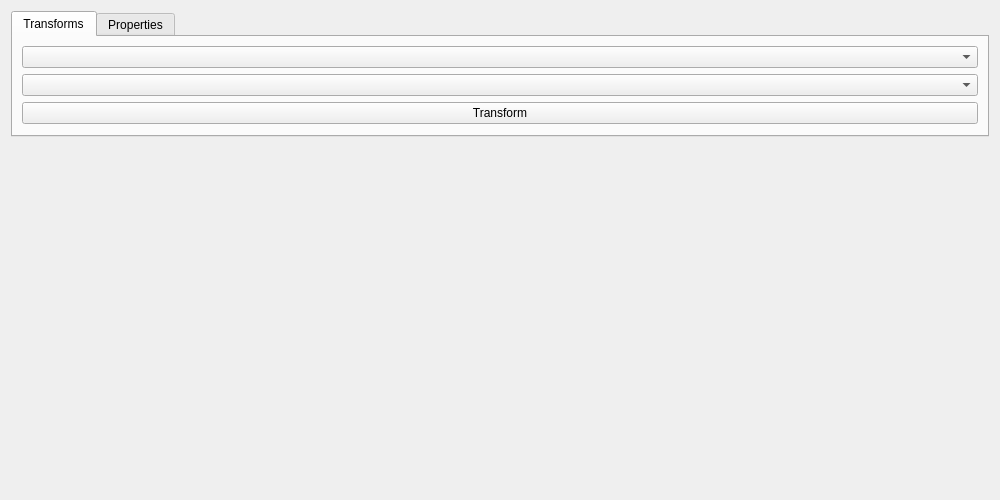
First picture: the form in dgp/gui/ui/transform_tab_widget.ui, repository DynamicGravitySystems/DGP, before the edit.
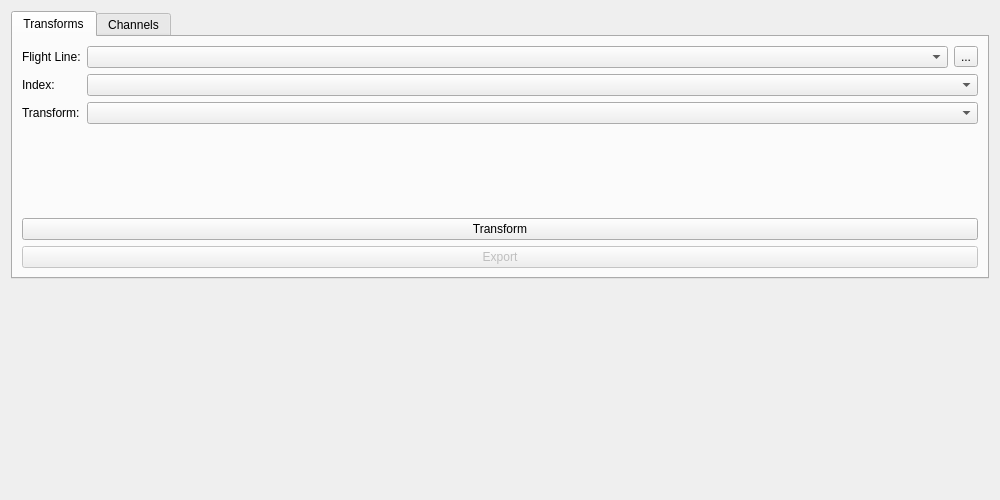
Second picture: the form after the edit. Icons and pictures are not drawn.

Commit message:
Update Transform UI and add functionality.
Enable channel selection for single plot.
Dynamically update combo-boxes for flight selection.
Add basic logging.

Diff of the .ui file:
```diff
--- a/dgp/gui/ui/transform_tab_widget.ui
+++ b/dgp/gui/ui/transform_tab_widget.ui
@@ -46,10 +46,56 @@
       </attribute>
       <layout class="QVBoxLayout" name="verticalLayout_2">
        <item>
-        <widget class="QComboBox" name="cb_line_select"/>
-       </item>
-       <item>
-        <widget class="QComboBox" name="cb_transform_select"/>
+        <layout class="QFormLayout" name="formLayout">
+         <item row="0" column="0">
+          <widget class="QLabel" name="lbl_flight_lines">
+           <property name="text">
+            <string>Flight Line:</string>
+           </property>
+          </widget>
+         </item>
+         <item row="0" column="1">
+          <layout class="QHBoxLayout" name="horizontalLayout">
+           <item>
+            <widget class="QComboBox" name="cb_flight_lines"/>
+           </item>
+           <item>
+            <widget class="QToolButton" name="bt_line_refresh">
+             <property name="toolTip">
+              <string>Refresh</string>
+             </property>
+             <property name="text">
+              <string>...</string>
+             </property>
+             <property name="icon">
+              <iconset resource="resources/resources.qrc">
+               <normaloff>:/images/geoid</normaloff>:/images/geoid</iconset>
+             </property>
+            </widget>
+           </item>
+          </layout>
+         </item>
+         <item row="1" column="0">
+          <widget class="QLabel" name="lbl_plot_index">
+           <property name="text">
+            <string>Index:</string>
+           </property>
+          </widget>
+         </item>
+         <item row="1" column="1">
+          <widget class="QComboBox" name="cb_plot_index"/>
+         </item>
+         <item row="2" column="0">
+          <widget class="QLabel" name="lbl_transform_graphs">
+           <property name="text">
+            <string>Transform:</string>
+           </property>
+          </widget>
+         </item>
+         <item row="2" column="1">
+          <widget class="QComboBox" name="cb_transform_graphs"/>
+         </item>
+        </layout>
        </item>
        <item>
         <widget class="QPushButton" name="bt_execute_transform">
@@ -58,12 +104,49 @@
          </property>
         </widget>
        </item>
+       <item>
+        <widget class="QPushButton" name="bt_export">
+         <property name="enabled">
+          <bool>false</bool>
+         </property>
+         <property name="text">
+          <string>Export</string>
+         </property>
+        </widget>
+       </item>
       </layout>
      </widget>
-     <widget class="QWidget" name="PropertiesTab" native="true">
+     <widget class="QWidget" name="ChannelsTab" native="true">
       <attribute name="title">
-       <string>Properties</string>
+       <string>Channels</string>
       </attribute>
+      <layout class="QVBoxLayout" name="verticalLayout">
+       <item>
+        <widget class="QListView" name="lv_channels">
+         <property name="editTriggers">
+          <set>QAbstractItemView::NoEditTriggers</set>
+         </property>
+        </widget>
+       </item>
+       <item>
+        <layout class="QHBoxLayout" name="horizontalLayout_2">
+         <item>
+          <widget class="QPushButton" name="bt_select_all">
+           <property name="text">
+            <string>Select All</string>
+           </property>
+          </widget>
+         </item>
+         <item>
+          <widget class="QPushButton" name="bt_select_none">
+           <property name="text">
+            <string>Deselect All</string>
+           </property>
+          </widget>
+         </item>
+        </layout>
+       </item>
+      </layout>
      </widget>
     </widget>
    </item>
```
Left out of the diff: 4 changed lines with no effect on the pictures. The commit also changes 1 other file.
